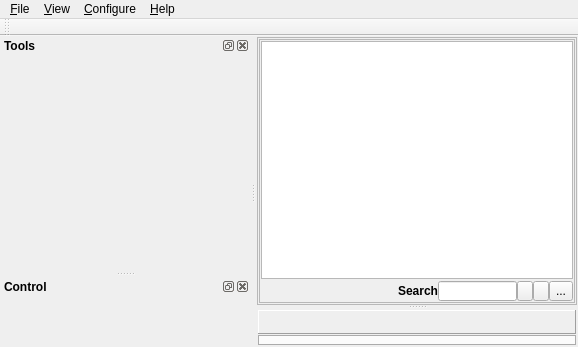
The window that vTrazer/mainwindow.ui (joescott/vTracer) describes before a commit, drawn with Qt 5.
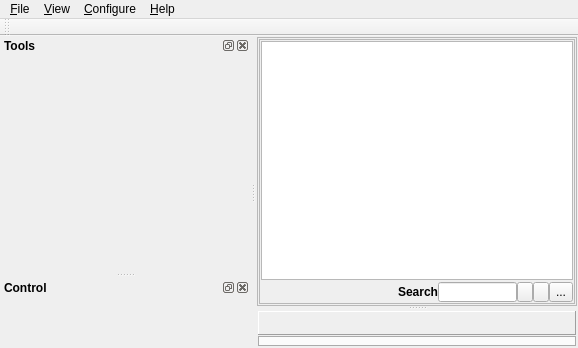
The same window after the commit. Icons and pictures are not drawn.

The edit to the form file:
```diff
--- a/vTrazer/mainwindow.ui
+++ b/vTrazer/mainwindow.ui
@@ -7,7 +7,7 @@
     <x>0</x>
     <y>0</y>
     <width>578</width>
-    <height>346</height>
+    <height>348</height>
    </rect>
   </property>
   <property name="windowTitle">
@@ -103,7 +103,7 @@
              <x>0</x>
              <y>0</y>
              <width>319</width>
-             <height>261</height>
+             <height>257</height>
             </rect>
            </property>
            <layout class="QVBoxLayout" name="verticalLayout_2">
@@ -127,6 +127,12 @@
               <property name="alternatingRowColors">
                <bool>true</bool>
               </property>
+              <attribute name="horizontalHeaderShowSortIndicator" stdset="0">
+               <bool>true</bool>
+              </attribute>
+              <attribute name="horizontalHeaderStretchLastSection">
+               <bool>true</bool>
+              </attribute>
               <attribute name="verticalHeaderStretchLastSection">
                <bool>false</bool>
               </attribute>
```
Left out of the diff: 2 changed lines with no effect on the pictures.
